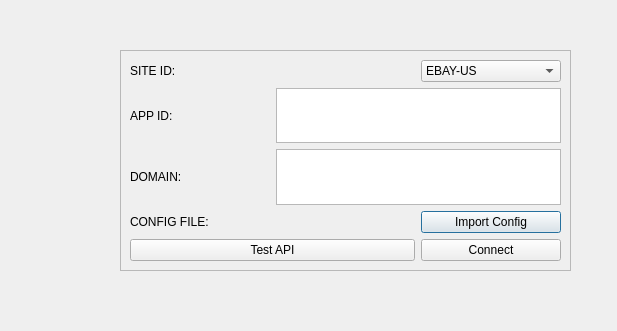
The window that ui/ui_ebay.ui (KhalidWKhedr/Ebay-Scalper) describes before a commit, drawn with Qt 5.
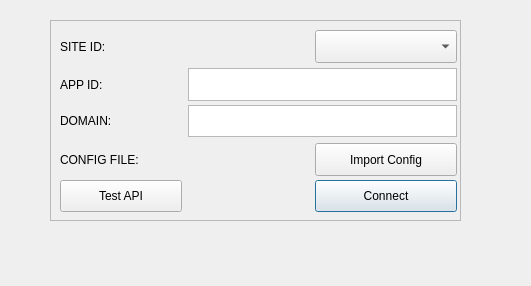
The same window after the commit.

Commit message: Fixing / Updating / Making controller for Ebay API window. Some Bugs remaining to fix such as Dropdown box. It's all just controllers and services from here.

```diff
--- a/ui/ui_ebay.ui
+++ b/ui/ui_ebay.ui
@@ -6,8 +6,8 @@
    <rect>
     <x>0</x>
     <y>0</y>
-    <width>617</width>
-    <height>331</height>
+    <width>531</width>
+    <height>286</height>
    </rect>
   </property>
   <property name="windowTitle">
@@ -16,186 +16,211 @@
   <widget class="QFrame" name="frame">
    <property name="geometry">
     <rect>
-     <x>120</x>
-     <y>50</y>
-     <width>451</width>
-     <height>221</height>
+     <x>50</x>
+     <y>20</y>
+     <width>411</width>
+     <height>201</height>
     </rect>
    </property>
+   <property name="minimumSize">
+    <size>
+     <width>411</width>
+     <height>201</height>
+    </size>
+   </property>
+   <property name="maximumSize">
+    <size>
+     <width>16777215</width>
+     <height>201</height>
+    </size>
+   </property>
    <property name="frameShape">
     <enum>QFrame::Shape::StyledPanel</enum>
    </property>
    <property name="frameShadow">
     <enum>QFrame::Shadow::Raised</enum>
    </property>
-   <layout class="QGridLayout" name="gridLayout_2">
-    <item row="0" column="0">
-     <layout class="QGridLayout" name="gridLayout">
-      <item row="0" column="2">
-       <widget class="QComboBox" name="comboBox_SITE_ID">
-        <item>
-         <property name="text">
-          <string>EBAY-US</string>
-         </property>
-        </item>
-        <item>
-         <property name="text">
-          <string>EBAY-ENCA</string>
-         </property>
-        </item>
-        <item>
-         <property name="text">
-          <string>EBAY-GB</string>
-         </property>
-        </item>
-        <item>
-         <property name="text">
-          <string>EBAY-AU</string>
-         </property>
-        </item>
-        <item>
-         <property name="text">
-          <string>EBAY-AT</string>
-         </property>
-        </item>
-        <item>
-         <property name="text">
-          <string>EBAY-FRBE</string>
-         </property>
-        </item>
-        <item>
-         <property name="text">
-          <string>EBAY-FR</string>
-         </property>
-        </item>
-        <item>
-         <property name="text">
-          <string>EBAY-DE</string>
-         </property>
-        </item>
-        <item>
-         <property name="text">
-          <string>EBAY-MOTOR</string>
-         </property>
-        </item>
-        <item>
-         <property name="text">
-          <string>EBAY-IT</string>
-         </property>
-        </item>
-        <item>
-         <property name="text">
-          <string>EBAY-NLBE</string>
-         </property>
-        </item>
-        <item>
-         <property name="text">
-          <string>EBAY-NL</string>
-         </property>
-        </item>
-        <item>
-         <property name="text">
-          <string>EBAY-ES</string>
-         </property>
-        </item>
-        <item>
-         <property name="text">
-          <string>EBAY-CH</string>
-         </property>
-        </item>
-        <item>
-         <property name="text">
-          <string>EBAY-HK</string>
-         </property>
-        </item>
-        <item>
-         <property name="text">
-          <string>EBAY-IE</string>
-         </property>
-        </item>
-        <item>
-         <property name="text">
-          <string>EBAY-MY</string>
-         </property>
-        </item>
-        <item>
-         <property name="text">
-          <string>EBAY-FRCA</string>
-         </property>
-        </item>
-        <item>
-         <property name="text">
-          <string>EBAY-PH</string>
-         </property>
-        </item>
-        <item>
-         <property name="text">
-          <string>EBAY-PL</string>
-         </property>
-        </item>
-        <item>
-         <property name="text">
-          <string>EBAY-SG</string>
-         </property>
-        </item>
-       </widget>
-      </item>
-      <item row="3" column="2">
-       <widget class="QPushButton" name="button_IMPORT_CONFIG">
-        <property name="text">
-         <string>Import Config</string>
-        </property>
-       </widget>
-      </item>
-      <item row="2" column="0">
-       <widget class="QLabel" name="label_domain">
-        <property name="text">
-         <string>DOMAIN:</string>
-        </property>
-       </widget>
-      </item>
-      <item row="0" column="0" colspan="2">
-       <widget class="QLabel" name="label_site_id">
-        <property name="text">
-         <string>SITE ID:</string>
-        </property>
-       </widget>
-      </item>
-      <item row="2" column="1" colspan="2">
-       <widget class="QTextEdit" name="text_Domain"/>
-      </item>
-      <item row="1" column="0">
-       <widget class="QLabel" name="label_app_id">
-        <property name="text">
-         <string>APP ID:</string>
-        </property>
-       </widget>
-      </item>
-      <item row="4" column="2">
-       <widget class="QPushButton" name="button_CONNECT">
-        <property name="text">
-         <string>Connect</string>
-        </property>
-       </widget>
-      </item>
-      <item row="3" column="0" colspan="2">
-       <widget class="QLabel" name="label_config_file">
-        <property name="text">
-         <string>CONFIG FILE:</string>
-        </property>
-       </widget>
-      </item>
-      <item row="4" column="0" colspan="2">
-       <widget class="QPushButton" name="pushButton">
-        <property name="text">
-         <string>Test API</string>
-        </property>
-       </widget>
-      </item>
-      <item row="1" column="1" colspan="2">
-       <widget class="QTextEdit" name="text_AppID"/>
-      </item>
-     </layout>
+   <layout class="QGridLayout" name="gridLayout">
+    <item row="2" column="1" colspan="2">
+     <widget class="QTextEdit" name="text_Domain">
+      <property name="minimumSize">
+       <size>
+        <width>269</width>
+        <height>32</height>
+       </size>
+      </property>
+      <property name="maximumSize">
+       <size>
+        <width>16777215</width>
+        <height>34</height>
+       </size>
+      </property>
+     </widget>
+    </item>
+    <item row="1" column="0">
+     <widget class="QLabel" name="label_app_id">
+      <property name="minimumSize">
+       <size>
+        <width>122</width>
+        <height>33</height>
+       </size>
+      </property>
+      <property name="maximumSize">
+       <size>
+        <width>16777215</width>
+        <height>33</height>
+       </size>
+      </property>
+      <property name="text">
+       <string>APP ID:</string>
+      </property>
+     </widget>
+    </item>
+    <item row="0" column="0" colspan="2">
+     <widget class="QLabel" name="label_site_id">
+      <property name="minimumSize">
+       <size>
+        <width>249</width>
+        <height>33</height>
+       </size>
+      </property>
+      <property name="maximumSize">
+       <size>
+        <width>16777215</width>
+        <height>33</height>
+       </size>
+      </property>
+      <property name="text">
+       <string>SITE ID:</string>
+      </property>
+     </widget>
+    </item>
+    <item row="3" column="0">
+     <widget class="QLabel" name="label_config_file">
+      <property name="minimumSize">
+       <size>
+        <width>122</width>
+        <height>33</height>
+       </size>
+      </property>
+      <property name="maximumSize">
+       <size>
+        <width>16777215</width>
+        <height>33</height>
+       </size>
+      </property>
+      <property name="text">
+       <string>CONFIG FILE:</string>
+      </property>
+     </widget>
+    </item>
+    <item row="4" column="2">
+     <widget class="QPushButton" name="button_CONNECT">
+      <property name="minimumSize">
+       <size>
+        <width>142</width>
+        <height>32</height>
+       </size>
+      </property>
+      <property name="maximumSize">
+       <size>
+        <width>16777215</width>
+        <height>32</height>
+       </size>
+      </property>
+      <property name="text">
+       <string>Connect</string>
+      </property>
+     </widget>
+    </item>
+    <item row="4" column="0">
+     <widget class="QPushButton" name="pushButton">
+      <property name="minimumSize">
+       <size>
+        <width>122</width>
+        <height>32</height>
+       </size>
+      </property>
+      <property name="maximumSize">
+       <size>
+        <width>16777215</width>
+        <height>32</height>
+       </size>
+      </property>
+      <property name="text">
+       <string>Test API</string>
+      </property>
+     </widget>
+    </item>
+    <item row="2" column="0">
+     <widget class="QLabel" name="label_domain">
+      <property name="minimumSize">
+       <size>
+        <width>122</width>
+        <height>32</height>
+       </size>
+      </property>
+      <property name="maximumSize">
+       <size>
+        <width>16777215</width>
+        <height>34</height>
+       </size>
+      </property>
+      <property name="text">
+       <string>DOMAIN:</string>
+      </property>
+     </widget>
+    </item>
+    <item row="1" column="1" colspan="2">
+     <widget class="QTextEdit" name="text_AppID">
+      <property name="minimumSize">
+       <size>
+        <width>269</width>
+        <height>33</height>
+       </size>
+      </property>
+      <property name="maximumSize">
+       <size>
+        <width>16777215</width>
+        <height>33</height>
+       </size>
+      </property>
+     </widget>
+    </item>
+    <item row="3" column="2">
+     <widget class="QPushButton" name="button_IMPORT_CONFIG">
+      <property name="minimumSize">
+       <size>
+        <width>142</width>
+        <height>33</height>
+       </size>
+      </property>
+      <property name="maximumSize">
+       <size>
+        <width>16777215</width>
+        <height>33</height>
+       </size>
+      </property>
+      <property name="text">
+       <string>Import Config</string>
+      </property>
+     </widget>
+    </item>
+    <item row="0" column="2">
+     <widget class="QComboBox" name="comboBox_SITE_ID">
+      <property name="minimumSize">
+       <size>
+        <width>142</width>
+        <height>33</height>
+       </size>
+      </property>
+      <property name="maximumSize">
+       <size>
+        <width>16777215</width>
+        <height>33</height>
+       </size>
+      </property>
+     </widget>
     </item>
    </layout>
   </widget>
```
The commit also changes 1 other file.
